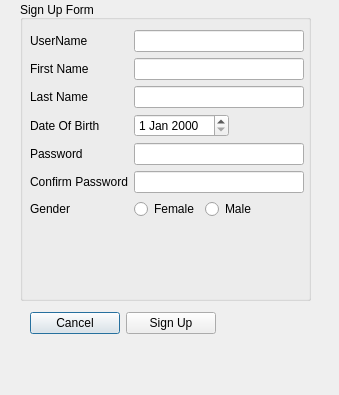
billonatafji/EECE435LProject, file signup.ui: the form before one commit.
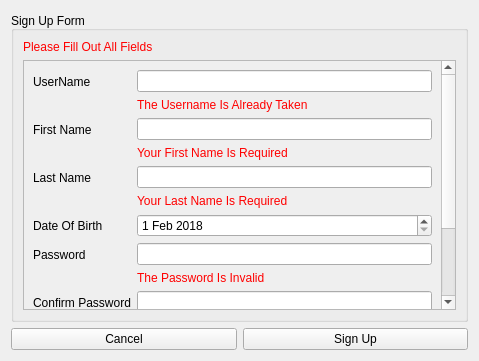
The form after the commit.

Commit message: added validation and profile picture

What changed in the file:
```diff
--- a/signup.ui
+++ b/signup.ui
@@ -6,47 +6,23 @@
    <rect>
     <x>0</x>
     <y>0</y>
-    <width>339</width>
-    <height>395</height>
+    <width>479</width>
+    <height>361</height>
    </rect>
   </property>
   <property name="windowTitle">
    <string>Dialog</string>
   </property>
-  <widget class="QWidget" name="layoutWidget">
-   <property name="geometry">
-    <rect>
-     <x>30</x>
-     <y>310</y>
-     <width>186</width>
-     <height>27</height>
-    </rect>
-   </property>
-   <layout class="QHBoxLayout" name="horizontalLayout">
+  <layout class="QGridLayout" name="gridLayout">
+   <item row="0" column="0">
+    <layout class="QVBoxLayout" name="verticalLayout_6">
     <item>
-     <widget class="QPushButton" name="cancelButton">
-      <property name="text">
-       <string>Cancel</string>
-      </property>
-     </widget>
-    </item>
-    <item>
-     <widget class="QPushButton" name="signUpButton">
-      <property name="text">
-       <string>Sign Up</string>
-      </property>
-     </widget>
-    </item>
-   </layout>
-  </widget>
   <widget class="QGroupBox" name="groupBox">
-   <property name="geometry">
-    <rect>
-     <x>20</x>
-     <y>0</y>
-     <width>291</width>
-     <height>301</height>
-    </rect>
+       <property name="sizePolicy">
+        <sizepolicy hsizetype="Preferred" vsizetype="Expanding">
+         <horstretch>0</horstretch>
+         <verstretch>0</verstretch>
+        </sizepolicy>
    </property>
    <property name="title">
     <string>Sign Up Form</string>
@@ -57,19 +33,37 @@
    <property name="checkable">
     <bool>false</bool>
    </property>
-   <widget class="QWidget" name="">
+       <layout class="QGridLayout" name="gridLayout_3">
+        <item row="0" column="0">
+         <widget class="QLabel" name="formValidationLabel">
+          <property name="enabled">
+           <bool>true</bool>
+          </property>
+          <property name="styleSheet">
+           <string notr="true">color: red;</string>
+          </property>
+          <property name="text">
+           <string>Please Fill Out All Fields</string>
+          </property>
+         </widget>
+        </item>
+        <item row="1" column="0">
+         <widget class="QScrollArea" name="scrollArea">
+          <property name="widgetResizable">
+           <bool>true</bool>
+          </property>
+          <widget class="QWidget" name="scrollAreaWidgetContents">
     <property name="geometry">
      <rect>
-      <x>10</x>
-      <y>30</y>
-      <width>274</width>
-      <height>261</height>
-     </rect>
-    </property>
+             <x>0</x>
+             <y>-119</y>
+             <width>419</width>
+             <height>415</height>
+            </rect>
+           </property>
+           <layout class="QGridLayout" name="gridLayout_2">
+            <item row="0" column="0">
     <layout class="QFormLayout" name="formLayout">
-     <property name="fieldGrowthPolicy">
-      <enum>QFormLayout::ExpandingFieldsGrow</enum>
-     </property>
      <item row="0" column="0">
       <widget class="QLabel" name="userNameLabel">
        <property name="text">
@@ -78,8 +72,25 @@
       </widget>
      </item>
      <item row="0" column="1">
+               <layout class="QVBoxLayout" name="verticalLayout">
+                <item>
       <widget class="QLineEdit" name="userNameEdit"/>
      </item>
+                <item>
+                 <widget class="QLabel" name="userNameValidationLabel">
+                  <property name="enabled">
+                   <bool>true</bool>
+                  </property>
+                  <property name="styleSheet">
+                   <string notr="true">color:red;</string>
+                  </property>
+                  <property name="text">
+                   <string>The Username Is Already Taken</string>
+                  </property>
+                 </widget>
+                </item>
+               </layout>
+              </item>
      <item row="1" column="0">
       <widget class="QLabel" name="firstNameLabel">
        <property name="text">
@@ -88,8 +99,22 @@
       </widget>
      </item>
      <item row="1" column="1">
+               <layout class="QVBoxLayout" name="verticalLayout_2">
+                <item>
       <widget class="QLineEdit" name="firstNameEdit"/>
      </item>
+                <item>
+                 <widget class="QLabel" name="firstNameValidationLabel">
+                  <property name="styleSheet">
+                   <string notr="true">color:red;</string>
+                  </property>
+                  <property name="text">
+                   <string>Your First Name Is Required</string>
+                  </property>
+                 </widget>
+                </item>
+               </layout>
+              </item>
      <item row="2" column="0">
       <widget class="QLabel" name="lastNameLabel">
        <property name="text">
@@ -98,8 +123,22 @@
       </widget>
      </item>
      <item row="2" column="1">
+               <layout class="QVBoxLayout" name="verticalLayout_3">
+                <item>
       <widget class="QLineEdit" name="lastNameEdit"/>
      </item>
+                <item>
+                 <widget class="QLabel" name="lastNameValidationLabel">
+                  <property name="styleSheet">
+                   <string notr="true">color:red;</string>
+                  </property>
+                  <property name="text">
+                   <string>Your Last Name Is Required</string>
+                  </property>
+                 </widget>
+                </item>
+               </layout>
+              </item>
      <item row="3" column="0">
       <widget class="QLabel" name="dateOfBirthLabel">
        <property name="text">
@@ -108,7 +147,25 @@
       </widget>
      </item>
      <item row="3" column="1">
-      <widget class="QDateEdit" name="birthDayEdit"/>
+               <widget class="QDateEdit" name="birthDayEdit">
+                <property name="dateTime">
+                 <datetime>
+                  <hour>0</hour>
+                  <minute>0</minute>
+                  <second>0</second>
+                  <year>2018</year>
+                  <month>2</month>
+                  <day>1</day>
+                 </datetime>
+                </property>
+                <property name="date">
+                 <date>
+                  <year>2018</year>
+                  <month>2</month>
+                  <day>1</day>
+                 </date>
+                </property>
+               </widget>
      </item>
      <item row="4" column="0">
       <widget class="QLabel" name="passwordLabel">
@@ -118,7 +175,25 @@
       </widget>
      </item>
      <item row="4" column="1">
-      <widget class="QLineEdit" name="passwordEdit"/>
+               <layout class="QVBoxLayout" name="verticalLayout_4">
+                <item>
+                 <widget class="QLineEdit" name="passwordEdit">
+                  <property name="echoMode">
+                   <enum>QLineEdit::Password</enum>
+                  </property>
+                 </widget>
+                </item>
+                <item>
+                 <widget class="QLabel" name="passwordValidationLabel">
+                  <property name="styleSheet">
+                   <string notr="true">color:red;</string>
+                  </property>
+                  <property name="text">
+                   <string>The Password Is Invalid</string>
+                  </property>
+                 </widget>
+                </item>
+               </layout>
      </item>
      <item row="5" column="0">
       <widget class="QLabel" name="confirmPasswordLabel">
@@ -128,7 +203,32 @@
       </widget>
      </item>
      <item row="5" column="1">
-      <widget class="QLineEdit" name="confirmPasswordEdit"/>
+               <layout class="QVBoxLayout" name="verticalLayout_5">
+                <item>
+                 <widget class="QLineEdit" name="confirmPasswordEdit">
+                  <property name="echoMode">
+                   <enum>QLineEdit::Password</enum>
+                  </property>
+                 </widget>
+                </item>
+                <item>
+                 <widget class="QLabel" name="confirmPasswordValidationLabel">
+                  <property name="styleSheet">
+                   <string notr="true">color:red;</string>
+                  </property>
+                  <property name="text">
+                   <string>Passwords Do Not Match</string>
+                  </property>
+                 </widget>
+                </item>
+               </layout>
+              </item>
+              <item row="6" column="0">
+               <widget class="QLabel" name="genderLabel">
+                <property name="text">
+                 <string>Gender</string>
+                </property>
+               </widget>
      </item>
      <item row="6" column="1">
       <layout class="QHBoxLayout" name="horizontalLayout_2">
@@ -144,20 +244,113 @@
          <property name="text">
           <string>Male</string>
          </property>
-        </widget>
-       </item>
-      </layout>
-     </item>
-     <item row="6" column="0">
-      <widget class="QLabel" name="label">
+                  <property name="checked">
+                   <bool>true</bool>
+                  </property>
+                 </widget>
+                </item>
+                <item>
+                 <widget class="QRadioButton" name="maleRadioButton">
+                  <property name="text">
+                   <string>Female</string>
+                  </property>
+                 </widget>
+                </item>
+               </layout>
+              </item>
+              <item row="7" column="0">
+               <widget class="QLabel" name="label_2">
        <property name="text">
-        <string>Gender</string>
+                 <string>Profile Picture</string>
        </property>
       </widget>
      </item>
-    </layout>
-   </widget>
-  </widget>
+              <item row="7" column="1">
+               <layout class="QVBoxLayout" name="verticalLayout_7">
+                <item>
+                 <layout class="QHBoxLayout" name="horizontalLayout_3">
+                  <item>
+                   <widget class="QPushButton" name="browseButton">
+                    <property name="text">
+                     <string>Browse</string>
+                    </property>
+                   </widget>
+                  </item>
+                  <item>
+                   <widget class="QLabel" name="profilePictureLabel">
+                    <property name="text">
+                     <string/>
+                    </property>
+                   </widget>
+                  </item>
+                 </layout>
+                </item>
+                <item>
+                 <widget class="QLabel" name="profilePictureValidationLabel">
+                  <property name="styleSheet">
+                   <string notr="true">color:red;
+</string>
+                  </property>
+                  <property name="text">
+                   <string>Your Profile Picture Is Required</string>
+                  </property>
+                 </widget>
+                </item>
+               </layout>
+              </item>
+             </layout>
+            </item>
+           </layout>
+          </widget>
+         </widget>
+        </item>
+       </layout>
+       <zorder>formValidationLabel</zorder>
+       <zorder>layoutWidget</zorder>
+       <zorder>scrollArea</zorder>
+       <zorder>scrollArea</zorder>
+      </widget>
+     </item>
+     <item>
+      <layout class="QHBoxLayout" name="horizontalLayout">
+       <item>
+        <widget class="QPushButton" name="cancelButton">
+         <property name="text">
+          <string>Cancel</string>
+         </property>
+        </widget>
+       </item>
+       <item>
+        <widget class="QPushButton" name="signUpButton">
+         <property name="text">
+          <string>Sign Up</string>
+         </property>
+        </widget>
+       </item>
+      </layout>
+     </item>
+    </layout>
+   </item>
+  </layout>
+  <zorder>layoutWidget</zorder>
+  <zorder>groupBox</zorder>
+  <zorder>browseButton</zorder>
+  <zorder>profilePictureLabel</zorder>
+  <zorder>userNameValidationLabel</zorder>
+  <zorder>userNameEdit</zorder>
+  <zorder>firstNameValidationLabel</zorder>
+  <zorder>passwordValidationLabel</zorder>
+  <zorder>lastNameValidationLabel</zorder>
+  <zorder>confirmPasswordValidationLabel</zorder>
+  <zorder>firstNameEdit</zorder>
+  <zorder>lastNameEdit</zorder>
+  <zorder>passwordEdit</zorder>
+  <zorder>confirmPasswordEdit</zorder>
+  <zorder>groupBox</zorder>
+  <zorder>verticalLayoutWidget</zorder>
+  <zorder></zorder>
+  <zorder>profilePictureValidationLabel</zorder>
+  <zorder></zorder>
  </widget>
  <resources/>
  <connections/>
```
Left out of the diff: 7 changed lines with no effect on the pictures. Lines whose indentation alone changed are shown as unchanged. The commit also changes 9 other files.
